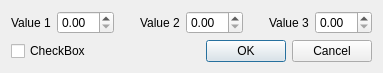
CloudCompare/CloudCompare, file qCC/ui_templates/askThreeDoubleValuesDlg.ui: the form before one commit.
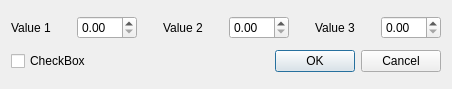
The form after the commit.

The edit to the form file:
```diff
--- a/qCC/ui_templates/askThreeDoubleValuesDlg.ui
+++ b/qCC/ui_templates/askThreeDoubleValuesDlg.ui
@@ -6,8 +6,8 @@
    <rect>
     <x>0</x>
     <y>0</y>
-    <width>351</width>
-    <height>71</height>
+    <width>452</width>
+    <height>89</height>
    </rect>
   </property>
   <property name="sizePolicy">
```
Left out of the diff: 2 changed lines with no effect on the pictures.
